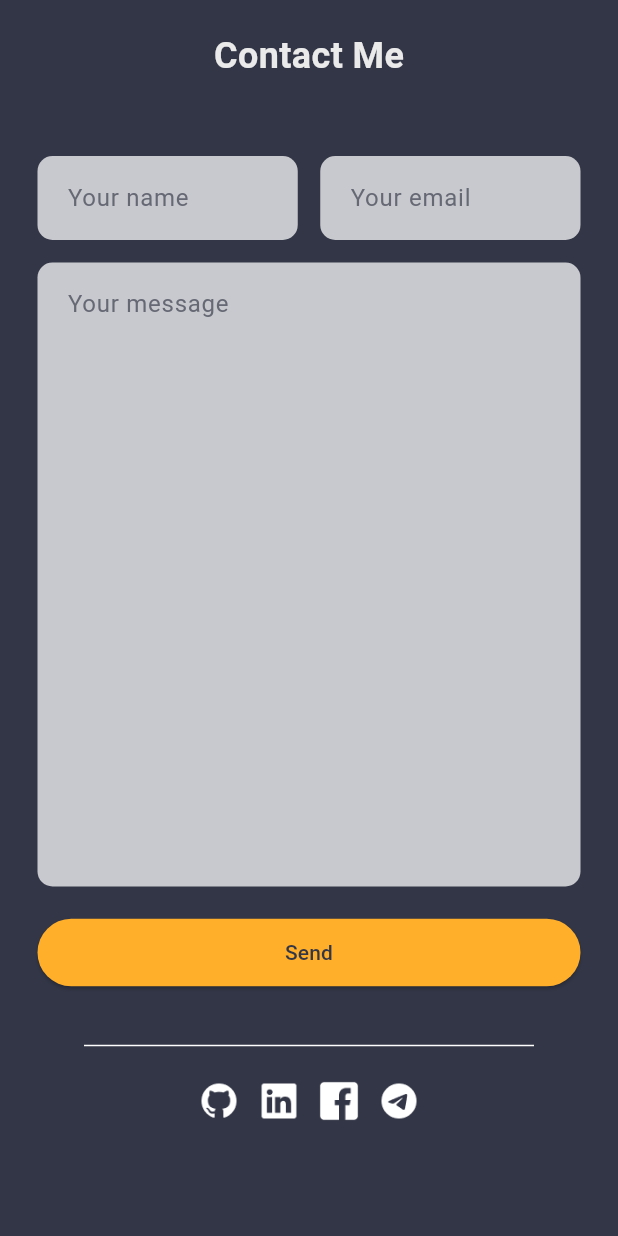
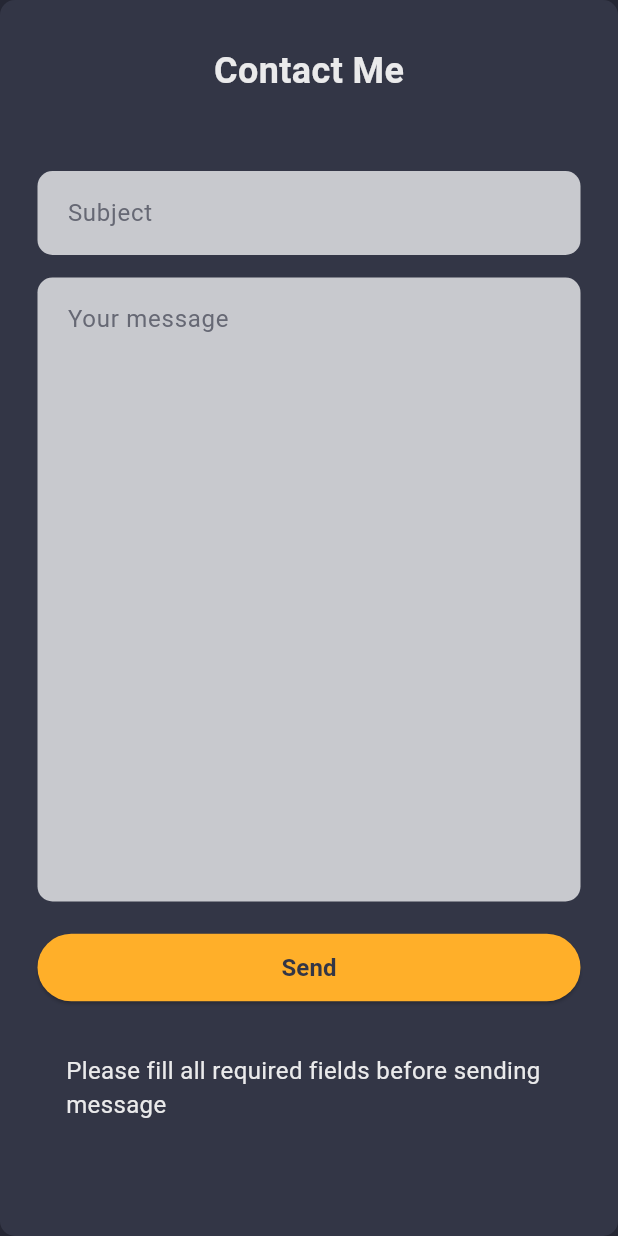
Before and after one commit to MohammadAssaf10/my_portfolio, a Flutter app: the WebContact widget shown alone on an empty page, opened directly, after a tap on "Send", on a phone screen of 412 x 824 dp. Run offline on Flutter 3.47's test engine with Material 3 defaults, Android fonts, the phone set to English and light mode, and no system bars; our stand-ins replace auto_size_text, flutter_svg, fluttertoast, go_router.

Commit message:
Finish Web UI

```diff
--- a/lib/core/routing/routes.dart
+++ b/lib/core/routing/routes.dart
@@ -1,5 +1,5 @@
 class Routes {
   Routes._();
 
-  static const String mainPage = '/mainPage';
+  static const String mainPage = '/MAPortfolio';
 }
--- a/lib/core/utils/constant.dart
+++ b/lib/core/utils/constant.dart
@@ -39,12 +39,40 @@ class Constant {
 
   static final List<Map> skillItems = [
     {
-      "img": Assets.imagesFlutter,
+      "img": Assets.iconsFlutter,
       "title": "Flutter",
     },
     {
-      "img": Assets.imagesDart,
+      "img": Assets.iconsDart,
       "title": "Dart",
+    },
+    {
+      "img": Assets.iconsBloc,
+      "title": "Bloc",
+    },
+    {
+      "img": Assets.iconsFirebase,
+      "title": "Firebase",
+    },
+    {
+      "img": Assets.iconsGit,
+      "title": "Git",
+    },
+    {
+      "img": Assets.iconsCiCd,
+      "title": "CI/CD",
+    },
+    {
+      "img": Assets.iconsXd,
+      "title": "XD",
+    },
+    {
+      "img": Assets.iconsFigma,
+      "title": "Figma",
+    },
+    {
+      "img": Assets.iconsSqflite,
+      "title": "SQLite",
     },
   ];
 
--- a/lib/core/utils/functions.dart
+++ b/lib/core/utils/functions.dart
@@ -15,3 +15,19 @@ void openUrl(String url) async {
     throw Exception('Could not launch $uri');
   }
 }
+
+void sendEmail({
+  required String subject,
+  required String body,
+}) async {
+  String encodedSubject = Uri.encodeComponent(subject);
+  String encodedBody = Uri.encodeComponent(body);
+  String mailtoLink =
+      'mailto:mhamad234assaf@gmail.com?subject=$encodedSubject&body=$encodedBody';
+
+  if (await canLaunchUrl(Uri.parse(mailtoLink))) {
+    await launchUrl(Uri.parse(mailtoLink));
+  } else {
+    throw 'Could not launch $mailtoLink';
+  }
+}
--- a/lib/ui/web/web_contact.dart
+++ b/lib/ui/web/web_contact.dart
@@ -1,19 +1,34 @@
 import 'package:flutter/material.dart';
+import 'package:fluttertoast/fluttertoast.dart';
 
+import '../../core/theming/font_weight_helper.dart';
 import '../../core/utils/constant.dart';
 import '../../core/utils/functions.dart';
 import '../../core/widgets/custom_text_field.dart';
 import '../../generated/assets.dart';
 
-class WebContact extends StatelessWidget {
+class WebContact extends StatefulWidget {
   const WebContact({super.key});
+
+  @override
+  State<WebContact> createState() => _WebContactState();
+}
+
+class _WebContactState extends State<WebContact> {
+  final TextEditingController subjectTextController = TextEditingController();
+  final TextEditingController bodyTextController = TextEditingController();
 
   @override
   Widget build(BuildContext context) {
     return Container(
       key: Constant.appBarKeys.last,
-      padding: const EdgeInsets.fromLTRB(25, 20, 25, 60),
-      color: Theme.of(context).colorScheme.primary,
+      constraints: const BoxConstraints(
+        maxWidth: 700,
+      ),
+      padding: const EdgeInsets.fromLTRB(25, 30, 25, 30),
+      decoration: BoxDecoration(
+          color: Theme.of(context).colorScheme.primary,
+          borderRadius: BorderRadius.circular(10)),
       child: Column(
         children: [
           // title
@@ -27,58 +42,60 @@ class WebContact extends StatelessWidget {
           ),
 
           const SizedBox(height: 50),
-          ConstrainedBox(
-            constraints: const BoxConstraints(
-              maxWidth: 700,
-              maxHeight: 100,
-            ),
-            child: LayoutBuilder(
-              builder: (context, constraints) {
-                // if (constraints.maxWidth >= kMinDesktopWidth) {
-                return buildNameEmailFieldDesktop();
-                // }
-
-                // else
-                // return buildNameEmailFieldMobile();
-              },
-            ),
+          CustomTextField(
+            controller: subjectTextController,
+            hintText: "Subject",
           ),
           const SizedBox(height: 15),
           // message
-          ConstrainedBox(
-            constraints: const BoxConstraints(
-              maxWidth: 700,
-            ),
-            child: const CustomTextField(
-              hintText: "Your message",
-              maxLines: 16,
-            ),
+          CustomTextField(
+            controller: bodyTextController,
+            hintText: "Your message",
+            maxLines: 16,
           ),
           const SizedBox(height: 20),
           // send button
-          ConstrainedBox(
-            constraints: const BoxConstraints(
-              maxWidth: 700,
-            ),
-            child: SizedBox(
-              width: double.maxFinite,
-              child: ElevatedButton(
-                onPressed: () {},
-                child: const Text("Send"),
+          SizedBox(
+            width: double.maxFinite,
+            child: ElevatedButton(
+              onPressed: () {
+                if (subjectTextController.text.isNotEmpty &&
+                    bodyTextController.text.isNotEmpty) {
+                  sendEmail(
+                    subject: subjectTextController.text,
+                    body: bodyTextController.text,
+                  );
+                } else {
+                  Fluttertoast.showToast(
+                    msg:
+                        "Please fill all required fields before sending message",
+                    toastLength: Toast.LENGTH_SHORT,
+                    gravity: ToastGravity.BOTTOM,
+                    timeInSecForIosWeb: 2,
+                    backgroundColor: Theme.of(context).colorScheme.primary,
+                    textColor: Theme.of(context).colorScheme.tertiary,
+                    fontSize: 16,
+                    webPosition: "center_bottom",
+                    webBgColor: "#333646",
+                  );
+                }
+              },
+              child: const Text(
+                "Send",
+                style: TextStyle(
+                  fontSize: 16,
+                  fontWeight: FontWeightHelper.bold,
+                ),
               ),
             ),
           ),
-          const SizedBox(height: 30),
 
-          ConstrainedBox(
-            constraints: const BoxConstraints(
-              maxWidth: 300,
-            ),
-            child: const Divider(),
+          const Divider(
+            endIndent: 180,
+            indent: 180,
+            height: 60,
           ),
-          const SizedBox(height: 15),
 
-          // SNS icon button links
           Wrap(
             spacing: 12,
             runSpacing: 12,
@@ -127,26 +144,6 @@ class WebContact extends StatelessWidget {
     );
   }
 
-  Row buildNameEmailFieldDesktop() {
-    return const Row(
-      children: [
-        // name
-        Flexible(
-          child: CustomTextField(
-            hintText: "Your name",
-          ),
-        ),
-        SizedBox(width: 15),
-        // email
-        Flexible(
-          child: CustomTextField(
-            hintText: "Your email",
-          ),
-        ),
-      ],
-    );
-  }
-
   Column buildNameEmailFieldMobile() {
     return const Column(
       children: [
--- a/lib/ui/web/web_skills_data.dart
+++ b/lib/ui/web/web_skills_data.dart
@@ -1,4 +1,5 @@
 import 'package:flutter/material.dart';
+import 'package:flutter_svg/flutter_svg.dart';
 
 import '../../core/utils/constant.dart';
 
@@ -62,7 +63,7 @@ class WebSkillsData extends StatelessWidget {
                     ),
                     backgroundColor: Theme.of(context).colorScheme.onPrimary,
                     label: Text(Constant.skillItems[i]["title"]),
-                    avatar: Image.asset(Constant.skillItems[i]["img"]),
+                    avatar: SvgPicture.asset(Constant.skillItems[i]["img"]),
                   ),
               ],
             ),
--- a/pubspec.yaml
+++ b/pubspec.yaml
@@ -40,6 +40,8 @@ dependencies:
   go_router: ^14.6.2
   auto_size_text: ^3.0.0
   url_launcher: ^6.3.1
+  fluttertoast: ^8.2.10
+  flutter_svg: ^2.0.16
 
 dev_dependencies:
   flutter_test:
@@ -65,3 +67,4 @@ flutter:
 
   assets:
     - assets/images/
+    - assets/icons/
```
Also changed, not shown: assets/icons/bloc.svg (added), assets/icons/ci_cd.svg (added), assets/icons/dart.svg (added), assets/icons/figma.svg (added), assets/icons/firebase.svg (added), assets/icons/flutter.svg (added), assets/icons/git.svg (added), assets/icons/sqflite.svg (added), assets/icons/xd.svg (added), lib/generated/assets.dart, pubspec.lock, 3 other files.
